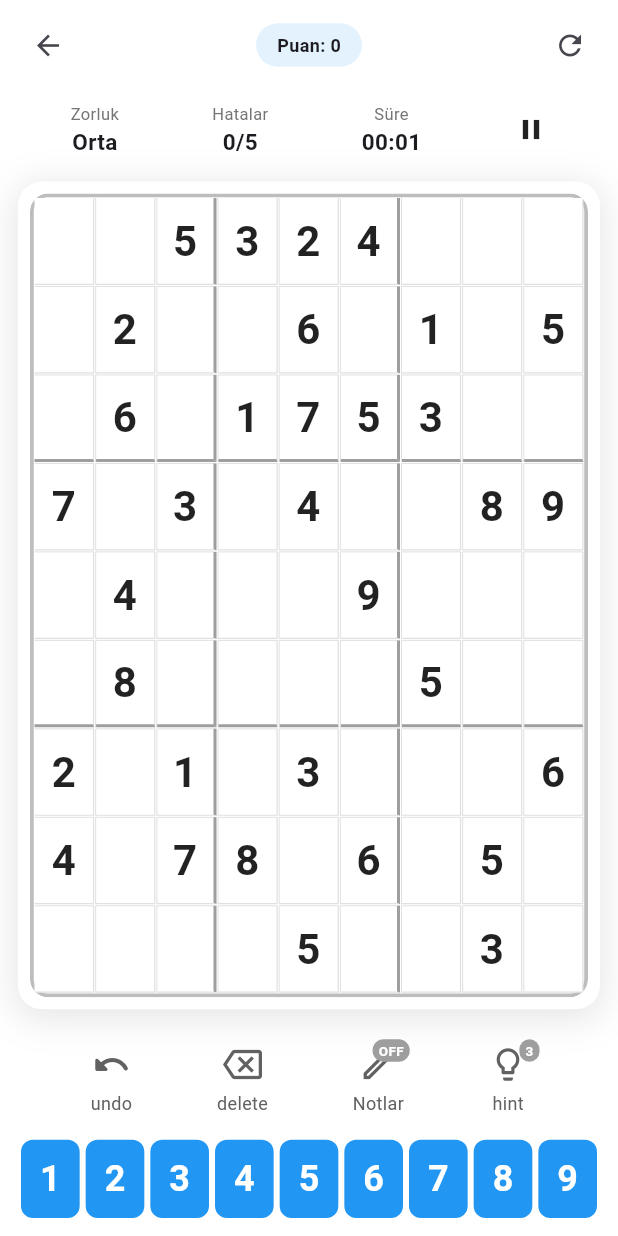
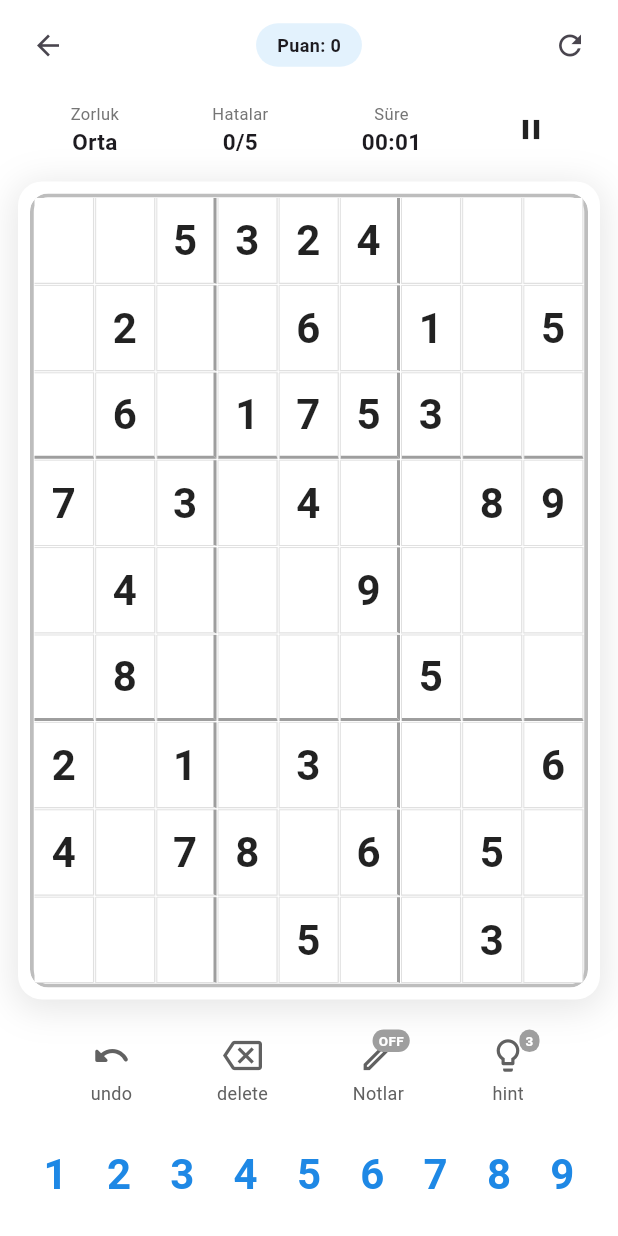
Before and after one commit to gokhananac66/Gokhan, a Flutter app: the GameScreen screen opened directly with empty values, on a phone screen of 412 x 824 dp. Run offline on Flutter 3.47's test engine with Material 3 defaults, Android fonts, the phone set to English and light mode, and no system bars; our stand-ins replace firebase_auth, firebase_core, firebase_database, google_sign_in, shared_preferences; accounts and stored records are empty; network calls fail; statements that could not run were skipped.

```diff
--- a/test_sudoku/lib/screens/game_screen.dart
+++ b/test_sudoku/lib/screens/game_screen.dart
@@ -746,6 +746,39 @@ class _GameScreenState extends State<GameScreen> {
   }
 
   Widget _buildNumberButtons() {
-    return Padding(padding: const EdgeInsets.symmetric(horizontal: 12), child: Row(mainAxisAlignment: MainAxisAlignment.spaceEvenly, children: List.generate(9, (i) => Expanded(child: Padding(padding: const EdgeInsets.symmetric(horizontal: 2), child: AspectRatio(aspectRatio: 0.75, child: Material(color: Colors.transparent, child: InkWell(onTap: () => _inputNumber(i + 1), borderRadius: BorderRadius.circular(8), child: Container(decoration: BoxDecoration(color: Colors.blue, borderRadius: BorderRadius.circular(8)), child: Center(child: Text('${i + 1}', style: const TextStyle(fontSize: 24, fontWeight: FontWeight.bold, color: Colors.white))))))))))));
+    final isDark = Theme.of(context).brightness == Brightness.dark;
+    return Padding(
+      padding: const EdgeInsets.symmetric(horizontal: 16, vertical: 8),
+      child: Row(
+        mainAxisAlignment: MainAxisAlignment.spaceEvenly,
+        children: List.generate(9, (i) {
+          return Expanded(
+            child: Padding(
+              padding: const EdgeInsets.symmetric(horizontal: 3),
+              child: AspectRatio(
+                aspectRatio: 0.85,
+                child: Material(
+                  color: Colors.transparent,
+                  child: InkWell(
+                    onTap: () => _inputNumber(i + 1),
+                    borderRadius: BorderRadius.circular(8),
+                    child: Center(
+                      child: Text(
+                        '${i + 1}',
+                        style: TextStyle(
+                          fontSize: 28,
+                          fontWeight: FontWeight.bold,
+                          color: isDark ? Colors.blue.shade300 : Colors.blue.shade600,
+                        ),
+                      ),
+                    ),
+                  ),
+                ),
+              ),
+            ),
+          );
+        }),
+      ),
+    );
   }
 }
--- a/test_sudoku/pubspec.yaml
+++ b/test_sudoku/pubspec.yaml
@@ -34,3 +34,4 @@ flutter:
 
   assets:
     - assets/images/
+    - assets/sounds/
```
Also changed, not shown: test_sudoku/lib/screens/home_screen.dart (+23 -25 lines), test_sudoku/lib/screens/lobby_screen.dart (+22 -4 lines), test_sudoku/lib/screens/online_game_screen.dart (+27 -11 lines), test_sudoku/lib/widgets/game_result_dialog.dart (+31 -24 lines).
